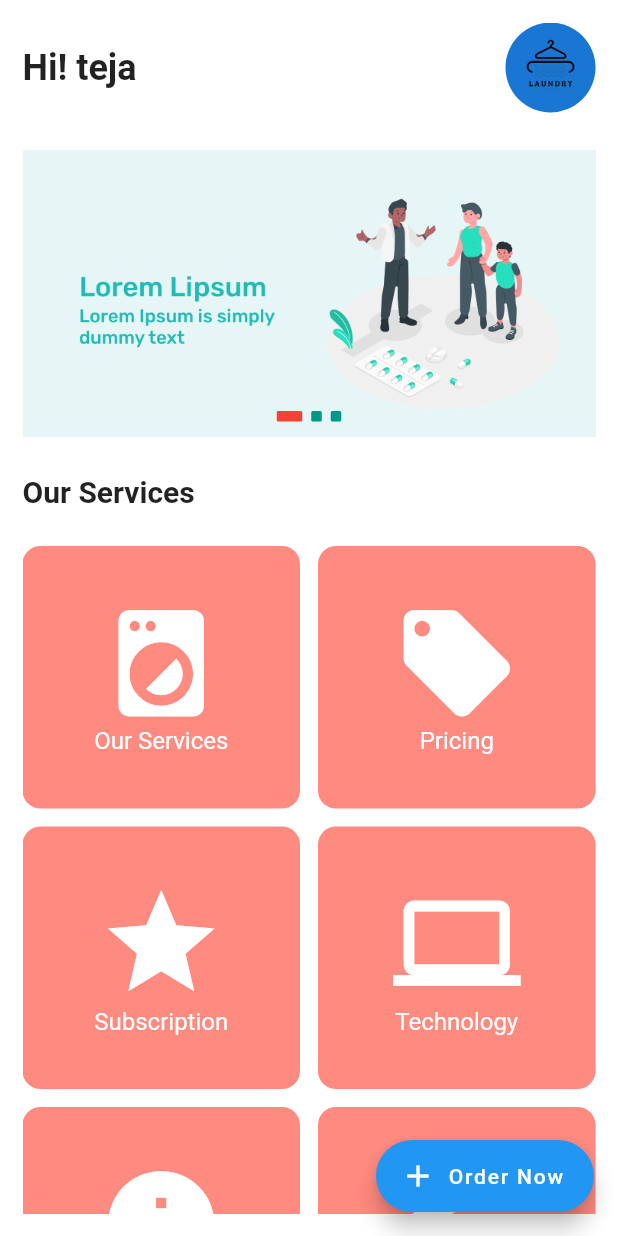
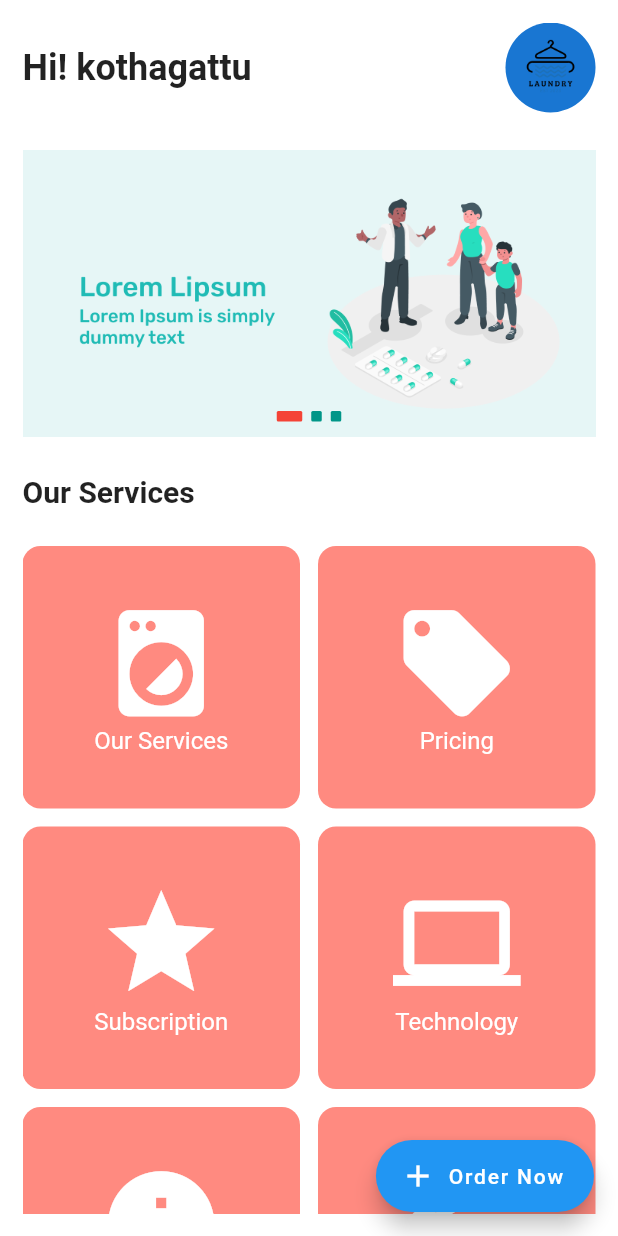
Before and after one commit to suryateja99/ezclean_app, a Flutter app: the HomePage screen opened directly, on a phone screen of 412 x 824 dp. Run offline on Flutter 3.47's test engine with Material 2 defaults, Android fonts, the light colour scheme and no system bars; drawn by our look-alikes of carousel_slider; our stand-ins replace flutter_spinkit, font_awesome_flutter, table_calendar.

Commit message:
all new files

```diff
--- a/lib/screens/home_page.dart
+++ b/lib/screens/home_page.dart
@@ -143,7 +143,7 @@
                   mainAxisAlignment: MainAxisAlignment.spaceBetween,
                   children: <Widget>[
                     Text(
-                      'Hi! teja',
+                      'Hi! kothagattu',
                       style: TextStyle(
                         fontWeight: FontWeight.bold,
                         fontSize: 24,
```
